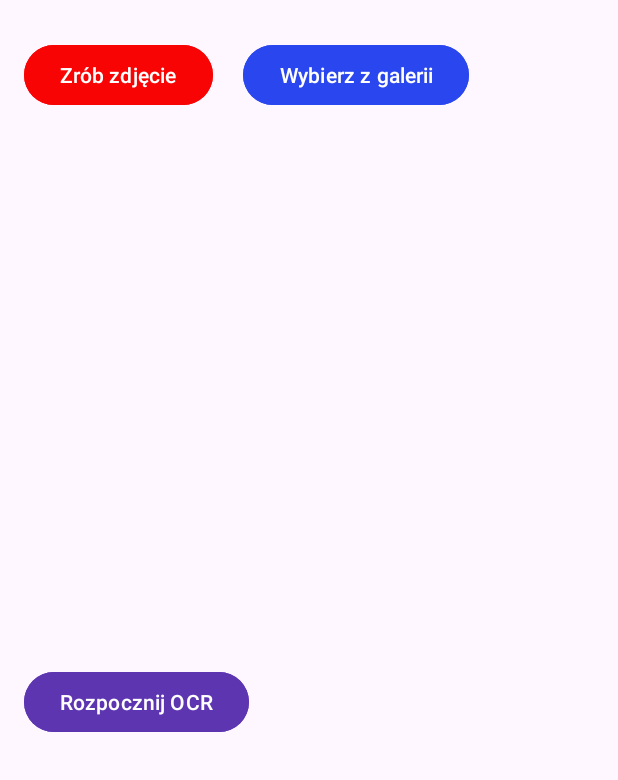
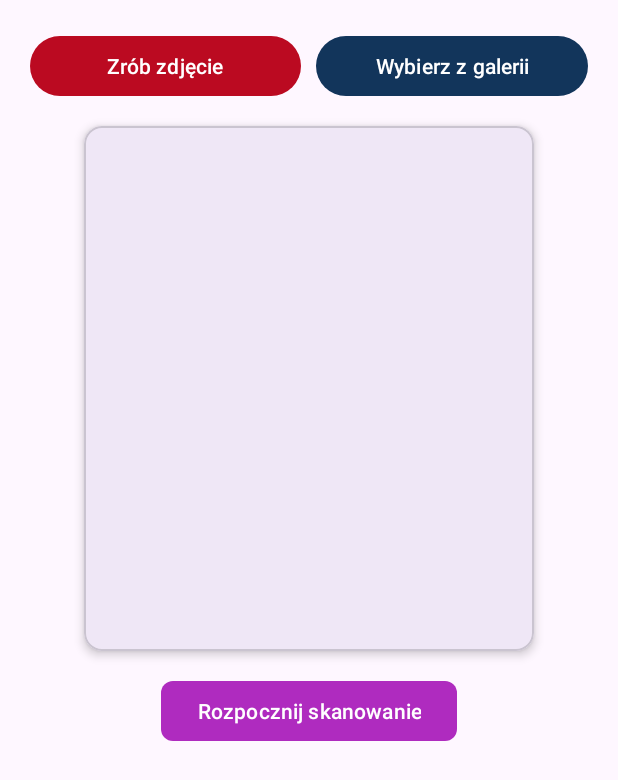
Before and after one commit to MKZSE/nrfaktury, an Android app: the screen it shows after launch (MainActivity), on a phone screen of 412 x 824 dp. Shown: the top 780 px of the screen. Run offline under Robolectric (Android 15) with nearby library versions, the phone set to English and light mode, and no system bars; libraries missing offline, so code that uses them is left out: com.google.mlkit.vision.

Commit message:
Poprawki wygladu interfejsu

```diff
--- a/app/src/main/java/com/example/nrfaktury/MainActivity.java
+++ b/app/src/main/java/com/example/nrfaktury/MainActivity.java
@@ -1,20 +1,24 @@
 package com.example.nrfaktury;
 
+import android.content.ClipData;
+import android.content.ClipboardManager;
+import android.content.Context;
 import android.content.Intent;
 import android.graphics.Bitmap;
+import android.graphics.Matrix;
 import android.net.Uri;
 import android.os.Bundle;
 import android.provider.MediaStore;
-import android.widget.ArrayAdapter;
-import android.widget.Button;
 import android.widget.ImageView;
-import android.widget.ListView;
 import android.widget.Toast;
-import android.graphics.Matrix;
+
 import androidx.activity.result.ActivityResultLauncher;
 import androidx.activity.result.contract.ActivityResultContracts;
 import androidx.appcompat.app.AppCompatActivity;
+import androidx.recyclerview.widget.LinearLayoutManager;
+import androidx.recyclerview.widget.RecyclerView;
 
+import com.google.android.material.button.MaterialButton;
 import com.google.mlkit.vision.common.InputImage;
 import com.google.mlkit.vision.text.TextRecognizer;
 import com.google.mlkit.vision.text.TextRecognition;
@@ -29,12 +33,11 @@ import java.util.regex.Pattern;
 public class MainActivity extends AppCompatActivity {
 
     private ImageView imgPreview;
-    private ListView lstResults;
+    private RecyclerView rvResults;
     private List<String> ocrResults = new ArrayList<>();
-    private ArrayAdapter<String> adapter;
+    private OCRResultsAdapter adapter;
 
     private Bitmap originalImage;
-
     private Bitmap processingImage;
 
     private int rotationCount = 0;
@@ -49,24 +52,16 @@ public class MainActivity extends AppCompatActivity {
         setContentView(R.layout.activity_main);
 
         imgPreview = findViewById(R.id.imgPreview);
-        lstResults = findViewById(R.id.lstResults);
-        Button btnOpenCamera = findViewById(R.id.btnOpenCamera);
-        Button btnSelectFromGallery = findViewById(R.id.btnSelectFromGallery);
-        Button btnStartOcr = findViewById(R.id.btnStartOcr);
+        rvResults = findViewById(R.id.rvResults);
+        MaterialButton btnOpenCamera = findViewById(R.id.btnOpenCamera);
+        MaterialButton btnSelectFromGallery = findViewById(R.id.btnSelectFromGallery);
+        MaterialButton btnStartOcr = findViewById(R.id.btnStartOcr);
 
 
-        adapter = new ArrayAdapter<>(this, android.R.layout.simple_list_item_1, ocrResults);
-        lstResults.setAdapter(adapter);
+        adapter = new OCRResultsAdapter(this, ocrResults);
+        rvResults.setLayoutManager(new LinearLayoutManager(this));
+        rvResults.setAdapter(adapter);
 
-        lstResults.setOnItemLongClickListener((parent, view, position, id) -> {
-            String selectedText = ocrResults.get(position);
-            android.content.ClipboardManager clipboard =
-                    (android.content.ClipboardManager) getSystemService(CLIPBOARD_SERVICE);
-            android.content.ClipData clip = android.content.ClipData.newPlainText("Skopiowany tekst", selectedText);
-            clipboard.setPrimaryClip(clip);
-            Toast.makeText(this, "Skopiowano: " + selectedText, Toast.LENGTH_SHORT).show();
-            return true;
-        });
 
         cameraLauncher = registerForActivityResult(
                 new ActivityResultContracts.StartActivityForResult(),
@@ -74,15 +69,14 @@ public class MainActivity extends AppCompatActivity {
                     if (result.getResultCode() == RESULT_OK && result.getData() != null) {
                         Bundle extras = result.getData().getExtras();
                         if (extras != null) {
-
                             originalImage = (Bitmap) extras.get("data");
                             imgPreview.setImageBitmap(originalImage);
-
                             processingImage = originalImage;
                             rotationCount = 0;
                         }
                     }
                 });
+
 
         galleryLauncher = registerForActivityResult(
                 new ActivityResultContracts.StartActivityForResult(),
@@ -162,9 +156,7 @@ public class MainActivity extends AppCompatActivity {
 
                     if (labelFound && selectedDate == null && rotationCount < MAX_ROTATIONS) {
                         rotationCount++;
-
                         processingImage = rotateBitmap(bitmap, 90);
-
                         processImageWithMlKit(processingImage);
                         return;
                     }
@@ -254,4 +246,47 @@ public class MainActivity extends AppCompatActivity {
         matrix.postRotate(angle);
         return Bitmap.createBitmap(source, 0, 0, source.getWidth(), source.getHeight(), matrix, true);
     }
+
+
+    private static class OCRResultsAdapter extends RecyclerView.Adapter<OCRResultsAdapter.ViewHolder> {
+        private final Context context;
+        private final List<String> results;
+
+        OCRResultsAdapter(Context context, List<String> results) {
+            this.context = context;
+            this.results = results;
+        }
+
+        @Override
+        public ViewHolder onCreateViewHolder(android.view.ViewGroup parent, int viewType) {
+            android.view.View view = android.view.LayoutInflater.from(context)
+                    .inflate(android.R.layout.simple_list_item_1, parent, false);
+            return new ViewHolder(view);
+        }
+
+        @Override
+        public void onBindViewHolder(ViewHolder holder, int position) {
+            String text = results.get(position);
+            ((android.widget.TextView) holder.itemView).setText(text);
+
+            holder.itemView.setOnLongClickListener(v -> {
+                ClipboardManager clipboard = (ClipboardManager) context.getSystemService(Context.CLIPBOARD_SERVICE);
+                ClipData clip = ClipData.newPlainText("Skopiowany tekst", text);
+                clipboard.setPrimaryClip(clip);
+                Toast.makeText(context, "Skopiowano: " + text, Toast.LENGTH_SHORT).show();
+                return true;
+            });
+        }
+
+        @Override
+        public int getItemCount() {
+            return results.size();
+        }
+
+        static class ViewHolder extends RecyclerView.ViewHolder {
+            ViewHolder(android.view.View itemView) {
+                super(itemView);
+            }
+        }
+    }
 }
--- a/app/src/main/res/layout/activity_main.xml
+++ b/app/src/main/res/layout/activity_main.xml
@@ -1,55 +1,84 @@
 <?xml version="1.0" encoding="utf-8"?>
-<LinearLayout xmlns:android="http://schemas.android.com/apk/res/android"
+<androidx.constraintlayout.widget.ConstraintLayout
+    xmlns:android="http://schemas.android.com/apk/res/android"
+    xmlns:app="http://schemas.android.com/apk/res-auto"
     android:layout_width="match_parent"
     android:layout_height="match_parent"
-    android:orientation="vertical"
-    android:padding="16dp">
+    android:padding="20dp">
+
+
     <LinearLayout
-        style="?android:attr/buttonBarStyle"
-        android:layout_width="wrap_content"
+        android:id="@+id/buttonRow"
+        android:layout_width="0dp"
         android:layout_height="wrap_content"
-        android:orientation="horizontal">
+        android:orientation="horizontal"
+        app:layout_constraintTop_toTopOf="parent"
+        app:layout_constraintStart_toStartOf="parent"
+        app:layout_constraintEnd_toEndOf="parent">
 
-        <Button
+        <com.google.android.material.button.MaterialButton
             android:id="@+id/btnOpenCamera"
+            style="@style/Widget.Material3.Button"
+            android:layout_width="0dp"
+            android:layout_height="wrap_content"
+            android:layout_marginEnd="10dp"
+            android:layout_weight="1"
+            android:text="Zrób zdjęcie"
+            android:textAllCaps="false"
+            app:backgroundTint="@color/red" />
 
+        <com.google.android.material.button.MaterialButton
+            android:id="@+id/btnSelectFromGallery"
             style="@style/Widget.Material3.Button"
-            android:layout_width="wrap_content"
+            android:layout_width="0dp"
             android:layout_height="wrap_content"
-            android:layout_marginTop="10dp"
-            android:layout_marginEnd="20dp"
-            android:backgroundTint="#F80404"
-            android:text="Zrób zdjęcie"
-            android:textAllCaps="false" />
+            android:layout_weight="1"
+            android:text="Wybierz z galerii"
+            app:backgroundTint="@color/blue" />
+    </LinearLayout>
 
-        <Button
-            android:id="@+id/btnSelectFromGallery"
 
-            android:layout_width="wrap_content"
-            android:layout_height="wrap_content"
-            android:layout_marginTop="10dp"
-            android:backgroundTint="#2A47EF"
-            android:text="Wybierz z galerii" />
-    </LinearLayout>
-    <ImageView
-        android:id="@+id/imgPreview"
-        android:layout_width="match_parent"
+    <com.google.android.material.card.MaterialCardView
+        android:id="@+id/cardPreview"
+        android:layout_width="300dp"
         android:layout_height="350dp"
-        android:layout_marginTop="10dp"
-        android:scaleType="centerInside" />
+        app:layout_constraintTop_toBottomOf="@id/buttonRow"
+        app:layout_constraintStart_toStartOf="parent"
+        app:layout_constraintEnd_toEndOf="parent"
+        android:layout_marginTop="16dp"
+        app:cardCornerRadius="12dp"
+        app:cardElevation="4dp"
+        >
 
-    <Button
+        <ImageView
+            android:id="@+id/imgPreview"
+            android:layout_width="match_parent"
+            android:layout_height="match_parent"
+            android:scaleType="centerInside" />
+    </com.google.android.material.card.MaterialCardView>
+
+
+    <com.google.android.material.button.MaterialButton
         android:id="@+id/btnStartOcr"
         android:layout_width="wrap_content"
         android:layout_height="wrap_content"
-        android:layout_marginEnd="20dp"
-        android:layout_marginTop="10dp"
-        android:backgroundTint="#5E35B1"
-        android:text="Rozpocznij OCR" />
+        android:text="Rozpocznij skanowanie"
+        app:backgroundTint="@color/purple"
+        app:cornerRadius="8dp"
+        app:layout_constraintTop_toBottomOf="@id/cardPreview"
+        app:layout_constraintStart_toStartOf="parent"
+        app:layout_constraintEnd_toEndOf="parent"
+        android:layout_marginTop="16dp" />
 
-    <ListView
-        android:id="@+id/lstResults"
-        android:layout_width="match_parent"
-        android:layout_height="wrap_content"
-        android:layout_marginTop="10dp"/>
-</LinearLayout>
+
+    <androidx.recyclerview.widget.RecyclerView
+        android:id="@+id/rvResults"
+        android:layout_width="0dp"
+        android:layout_height="0dp"
+        android:layout_marginTop="16dp"
+        app:layout_constraintTop_toBottomOf="@id/btnStartOcr"
+        app:layout_constraintBottom_toBottomOf="parent"
+        app:layout_constraintStart_toStartOf="parent"
+        app:layout_constraintEnd_toEndOf="parent" />
+
+</androidx.constraintlayout.widget.ConstraintLayout>
--- a/app/src/main/res/values/colors.xml
+++ b/app/src/main/res/values/colors.xml
@@ -2,4 +2,7 @@
 <resources>
     <color name="black">#FF000000</color>
     <color name="white">#FFFFFFFF</color>
+    <color name="red">#BB0A21</color>
+    <color name="purple">#AF2BBF</color>
+    <color name="blue">#12355B</color>
 </resources>
```
